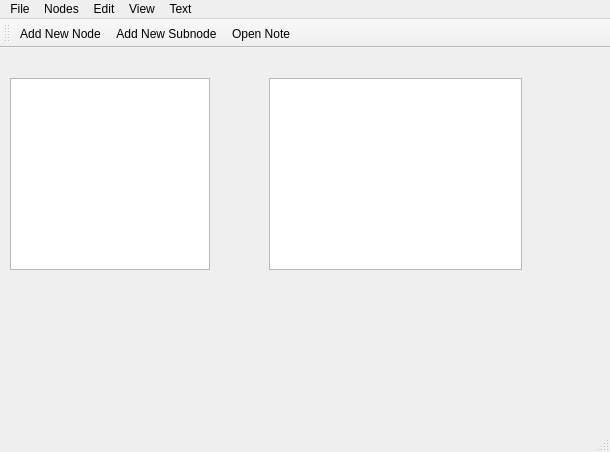
Before: the Qt Designer form 3_Solution/TestConexiune/QClient/QClient.ui in Aleexuta/POO-Proiect-NOrg, drawn with Qt 5.
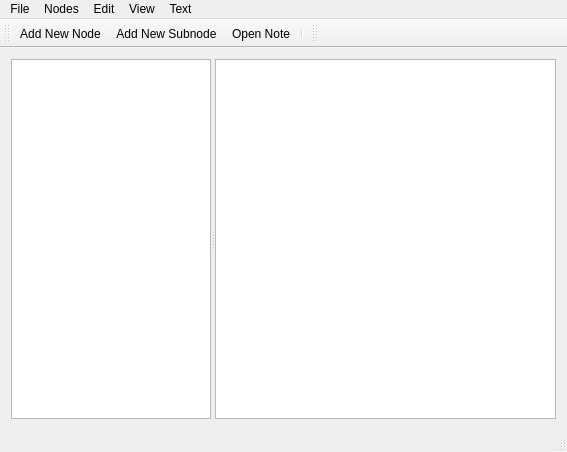
After: the same form once the commit is applied. Icons and pictures are not drawn.

```diff
--- a/3_Solution/TestConexiune/QClient/QClient.ui
+++ b/3_Solution/TestConexiune/QClient/QClient.ui
@@ -6,7 +6,7 @@
    <rect>
     <x>0</x>
     <y>0</y>
-    <width>610</width>
+    <width>567</width>
     <height>452</height>
    </rect>
   </property>
@@ -16,22 +16,29 @@
   <property name="windowTitle">
    <string>QClient</string>
   </property>
+  <property name="styleSheet">
+   <string notr="true"/>
+  </property>
   <widget class="QWidget" name="centralWidget">
+   <layout class="QVBoxLayout" name="verticalLayout">
+    <item>
+     <widget class="QSplitter" name="splitter">
+      <property name="orientation">
+       <enum>Qt::Horizontal</enum>
+      </property>
    <widget class="QTreeView" name="treeView">
-    <property name="geometry">
-     <rect>
-      <x>10</x>
-      <y>30</y>
-      <width>200</width>
-      <height>192</height>
-     </rect>
-    </property>
     <property name="sizePolicy">
      <sizepolicy hsizetype="Fixed" vsizetype="Maximum">
       <horstretch>0</horstretch>
       <verstretch>0</verstretch>
      </sizepolicy>
     </property>
+       <property name="minimumSize">
+        <size>
+         <width>200</width>
+         <height>192</height>
+        </size>
+       </property>
     <property name="maximumSize">
      <size>
       <width>200</width>
@@ -44,6 +51,9 @@
     <property name="layoutDirection">
      <enum>Qt::LeftToRight</enum>
     </property>
+       <property name="styleSheet">
+        <string notr="true"/>
+       </property>
     <property name="frameShadow">
      <enum>QFrame::Sunken</enum>
     </property>
@@ -91,25 +101,30 @@
     </attribute>
    </widget>
    <widget class="QTextEdit" name="textEdit">
-    <property name="geometry">
-     <rect>
-      <x>269</x>
-      <y>30</y>
-      <width>253</width>
-      <height>192</height>
-     </rect>
-    </property>
     <property name="autoFillBackground">
      <bool>false</bool>
     </property>
-   </widget>
+       <property name="styleSheet">
+        <string notr="true"/>
+       </property>
+       <property name="html">
+        <string>&lt;!DOCTYPE HTML PUBLIC &quot;-//W3C//DTD HTML 4.0//EN&quot; &quot;http://www.w3.org/TR/REC-html40/strict.dtd&quot;&gt;
+&lt;html&gt;&lt;head&gt;&lt;meta name=&quot;qrichtext&quot; content=&quot;1&quot; /&gt;&lt;style type=&quot;text/css&quot;&gt;
+p, li { white-space: pre-wrap; }
+&lt;/style&gt;&lt;/head&gt;&lt;body style=&quot; font-family:'MS Shell Dlg 2'; font-size:8pt; font-weight:400; font-style:normal;&quot;&gt;
+&lt;p style=&quot;-qt-paragraph-type:empty; margin-top:0px; margin-bottom:0px; margin-left:0px; margin-right:0px; -qt-block-indent:0; text-indent:0px;&quot;&gt;&lt;br /&gt;&lt;/p&gt;&lt;/body&gt;&lt;/html&gt;</string>
+       </property>
+      </widget>
+     </widget>
+    </item>
+   </layout>
   </widget>
   <widget class="QMenuBar" name="menuBar">
    <property name="geometry">
     <rect>
      <x>0</x>
      <y>0</y>
-     <width>610</width>
+     <width>567</width>
      <height>22</height>
     </rect>
    </property>
@@ -174,18 +189,30 @@
    <addaction name="menuView"/>
    <addaction name="menuText"/>
   </widget>
-  <widget class="QToolBar" name="mainToolBar">
-   <attribute name="toolBarArea">
-    <enum>TopToolBarArea</enum>
-   </attribute>
-   <attribute name="toolBarBreak">
-    <bool>false</bool>
-   </attribute>
-   <addaction name="actionAdd_New_Node"/>
-   <addaction name="actionAdd_New_Subnode"/>
-   <addaction name="actionOpen_Note"/>
-  </widget>
   <widget class="QStatusBar" name="statusBar"/>
+  <widget class="QToolBar" name="mainToolBar">
+   <attribute name="toolBarArea">
+    <enum>TopToolBarArea</enum>
+   </attribute>
+   <attribute name="toolBarBreak">
+    <bool>false</bool>
+   </attribute>
+   <addaction name="actionAdd_New_Node"/>
+   <addaction name="actionAdd_New_Subnode"/>
+   <addaction name="actionOpen_Note"/>
+   <addaction name="separator"/>
+  </widget>
+  <widget class="QToolBar" name="toolBar">
+   <property name="windowTitle">
+    <string>toolBar</string>
+   </property>
+   <attribute name="toolBarArea">
+    <enum>TopToolBarArea</enum>
+   </attribute>
+   <attribute name="toolBarBreak">
+    <bool>false</bool>
+   </attribute>
+  </widget>
   <action name="actionNew">
    <property name="text">
     <string>New</string>
```
Left out of the diff: 13 changed lines with no effect on the pictures. Lines whose indentation alone changed are shown as unchanged.
